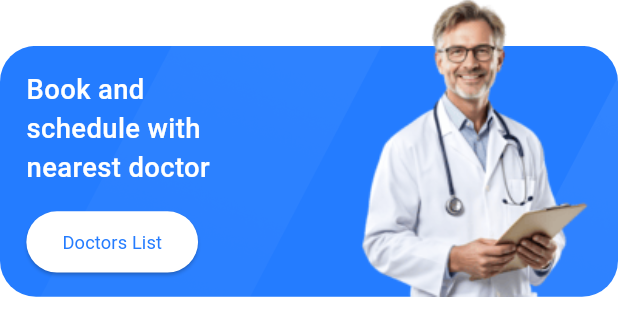
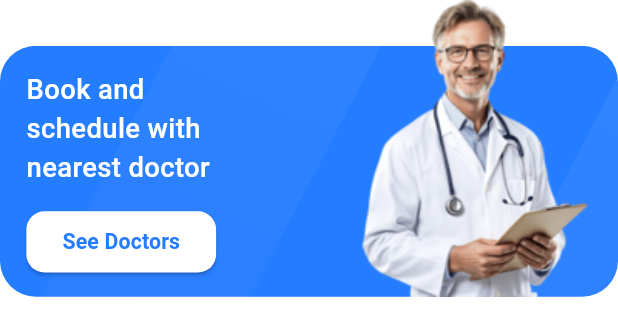
Before and after one commit to Osamabnfathy/healthstack, a Flutter app: the DoctorsBlueContainer widget shown alone on an empty page, opened directly, on a phone screen of 412 x 824 dp. Shown: the top 336 px of the screen. Run offline on Flutter 3.47's test engine with Material 3 defaults, Android fonts, the light colour scheme and no system bars; our stand-ins replace dio, flutter_bloc, flutter_screenutil, flutter_svg, freezed_annotation, get_it and 2 more; generated files the repository leaves out were written again; network calls fail.

Commit message:
Some edits on the app
- changed the logo colors
- changed the splash screen color
- changed the app id & app icon & app name
- some edits on the home screen on naming

```diff
--- a/flutter_native_splash.yaml
+++ b/flutter_native_splash.yaml
@@ -1,10 +1,10 @@
 flutter_native_splash:
   # IOS & Android below 12 or API 31
   color: "#ffffff"
-  image: assets/images/splash-screen.png
+  image: assets/images/splash-screen.jpg
 
   android_12:
-    image: assets/images/splash-screen.png
+    image: assets/images/splash-screen.jpg
     color: "#ffffff"
 
     #dart run flutter_native_splash:create --path=flutter_native_splash.yaml
--- a/lib/features/home/ui/home_screen.dart
+++ b/lib/features/home/ui/home_screen.dart
@@ -4,7 +4,7 @@ import 'widgets/hospitals_and_see_all.dart';
 import 'widgets/doctors_blue_container.dart';
 import 'package:healthstack/core/helpers/spacing.dart';
 import 'package:flutter_screenutil/flutter_screenutil.dart';
-import 'package:healthstack/features/home/ui/widgets/recommend_doctor_see_all.dart';
+import 'package:healthstack/features/home/ui/widgets/doctor_see_all.dart';
 import 'package:healthstack/features/home/ui/widgets/drawer/ui/drawer_screen.dart';
 import 'package:healthstack/features/home/ui/widgets/doctors_list/doctors_list_view.dart';
 import 'package:healthstack/features/home/ui/widgets/hospitals_list/hospitals_list_view.dart';
@@ -37,9 +37,9 @@ class HomeScreen extends StatelessWidget {
                   verticalSpace(16),
 
                   const HospitalsListView(),
-                  verticalSpace(8),
+                  verticalSpace(2),
 
-                  const RecommendAndSeeAll(),
+                  const DoctorsAndSeeAll(),
                   verticalSpace(16),
 
                   const DoctorsListView(),
--- a/lib/features/home/ui/widgets/recommend_doctor_see_all.dart
+++ b/lib/features/home/ui/widgets/doctor_see_all.dart
@@ -4,15 +4,15 @@ import 'package:healthstack/core/theming/styles.dart';
 import 'package:healthstack/core/helpers/extensions.dart';
 
 
-class RecommendAndSeeAll extends StatelessWidget {
-  const RecommendAndSeeAll({super.key});
+class DoctorsAndSeeAll extends StatelessWidget {
+  const DoctorsAndSeeAll({super.key});
 
   @override
   Widget build(BuildContext context) {
     return Row(
       children: [
         Text(
-          'Recommended Doctors',
+          'Doctors',
           style: TextStyles.font18DarkBlueSemiBold,
         ),
         const Spacer(),
--- a/lib/features/home/ui/widgets/doctors_blue_container.dart
+++ b/lib/features/home/ui/widgets/doctors_blue_container.dart
@@ -44,15 +44,15 @@ class DoctorsBlueContainer extends StatelessWidget {
                     onPressed: () {
                       context.pushNamed(Routes.doctorsScreen);
                     },
+
                     style: ElevatedButton.styleFrom(
                       backgroundColor: Colors.white,
-                      shape: RoundedRectangleBorder(
-                        borderRadius: BorderRadius.circular(48.0),
-                      ),
+                      shape: RoundedRectangleBorder(borderRadius: BorderRadius.circular(12.0),),
                     ),
+
                     child: Text(
-                      'Doctors List',
-                      style: TextStyles.font12BlueRegular,
+                      'See Doctors',
+                      style: TextStyles.font14BlueSemiBold,
                     ),
                   ),
                 ),
--- a/lib/features/home/ui/widgets/doctors_list/doctors_list_view.dart
+++ b/lib/features/home/ui/widgets/doctors_list/doctors_list_view.dart
@@ -1,4 +1,5 @@
 import 'package:flutter/material.dart';
+import 'package:healthstack/core/theming/colors.dart';
 import 'package:healthstack/core/theming/styles.dart';
 import 'package:healthstack/core/helpers/spacing.dart';
 import 'package:flutter_screenutil/flutter_screenutil.dart';
@@ -16,6 +17,7 @@ class DoctorsListView extends StatelessWidget {
             margin: EdgeInsets.only(bottom: 16.h),
             decoration: BoxDecoration(
               borderRadius: BorderRadius.circular(16),
+              color: ColorsManager.moreLighterGray,
             ),
 
             child: Row(
--- a/lib/features/home/ui/widgets/home_top_bar.dart
+++ b/lib/features/home/ui/widgets/home_top_bar.dart
@@ -23,6 +23,7 @@ class HomeTopBar extends StatelessWidget {
               'Hi,Osama ',
               style: TextStyles.font18DarkBlueBold,
             ),
+
             Text(
               'How Are you Today?',
               style: TextStyles.font12GrayRegular,
--- a/lib/features/home/ui/widgets/hospitals_list/hospitals_list_view.dart
+++ b/lib/features/home/ui/widgets/hospitals_list/hospitals_list_view.dart
@@ -24,9 +24,7 @@ class _SpecialityListViewState extends State<HospitalsListView> {
         itemCount: 8, // widget.specializationDataList.length,
         itemBuilder: (context, index) {
           return Container(
-            padding: EdgeInsetsDirectional.only(
-              start: index == 0 ? 0 : 18.w,
-            ),
+            padding: EdgeInsetsDirectional.only(start: index == 0 ? 0 : 18.w,),
 
             child: Column(
               mainAxisSize: MainAxisSize.min,
--- a/lib/main_development.dart
+++ b/lib/main_development.dart
@@ -5,8 +5,9 @@ import 'package:flutter_screenutil/flutter_screenutil.dart';
 import 'package:healthstack/core/di/dependency_injection.dart';
 
 void main() async{
+  WidgetsFlutterBinding.ensureInitialized();
   setupGetIt();
-    await ScreenUtil.ensureScreenSize();
+  await ScreenUtil.ensureScreenSize();
   runApp(
     HealthStackApp(appRouter: AppRouter(),)
   );
--- a/lib/main_production.dart
+++ b/lib/main_production.dart
@@ -5,6 +5,7 @@ import 'package:flutter_screenutil/flutter_screenutil.dart';
 import 'package:healthstack/core/di/dependency_injection.dart';
 
 void main() async{
+  WidgetsFlutterBinding.ensureInitialized();
   setupGetIt();
   await ScreenUtil.ensureScreenSize();
   runApp(
```
Also changed, not shown: pubspec.yaml (+7 -0 lines), assets/icons/medicare.png, assets/images/splash-screen.jpg (added), assets/images/splash-screen.png (deleted), pubspec.lock, 52 other files.
